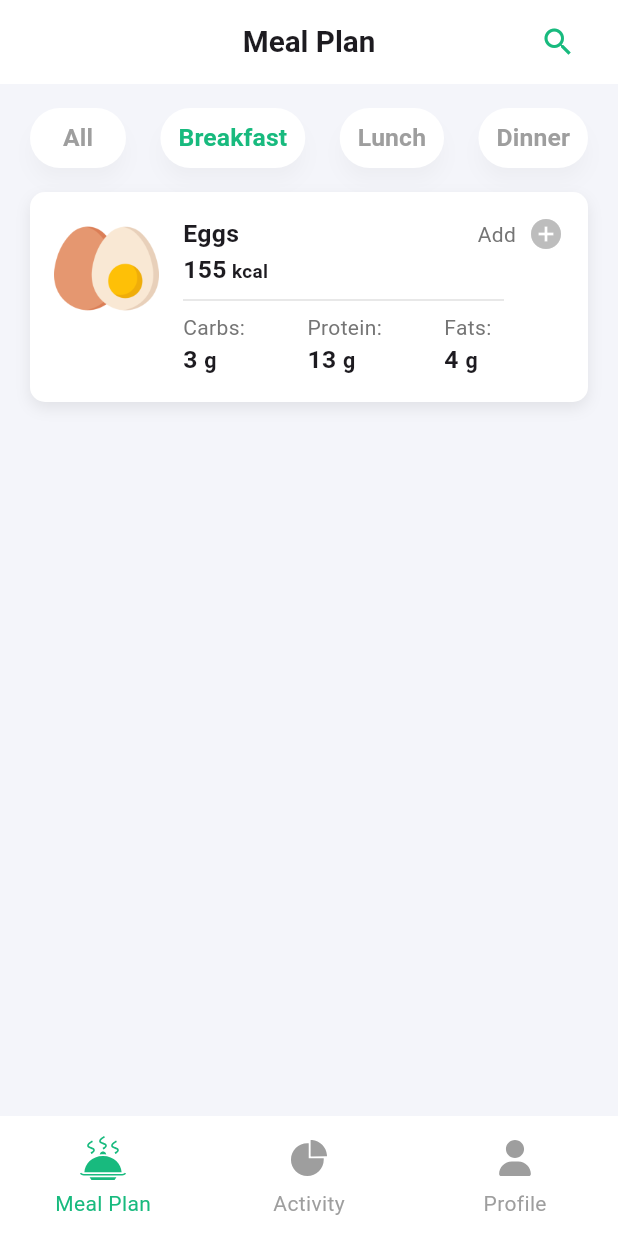
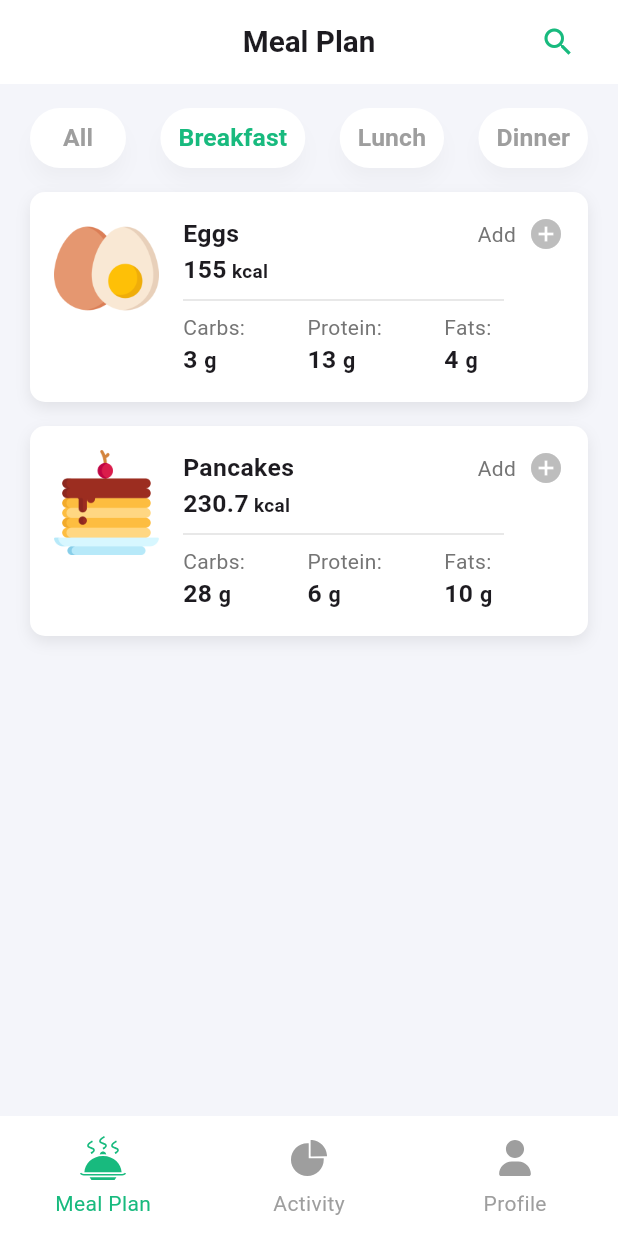
Before and after one commit to developer-ahmed1/nutrotional-tracking-app, a Flutter app: the screen it shows after launch, after a tap on "Breakfast", on a phone screen of 412 x 824 dp. Run offline on Flutter 3.47's test engine with Material 3 defaults, Android fonts, the phone set to English and light mode, and no system bars; our stand-ins replace flutter_bloc, flutter_screenutil, flutter_svg, hive, hive_flutter; accounts and stored records are empty.

Commit message:
edit meals data

```diff
--- a/lib/presentation/views/meal_plan_list_view.dart
+++ b/lib/presentation/views/meal_plan_list_view.dart
@@ -54,6 +54,15 @@ class _MealPlanListViewState extends State<MealPlanListView> {
       fatQuantity: 4,
       category: 'Breakfast',
     ),
+    MealModel(
+      title: "Pancakes",
+      image: AssetsData.pancakes,
+      caloriesQuantity: 230.7,
+      carbsQuantity: 28,
+      proteinQuantity: 6,
+      fatQuantity: 10,
+      category: 'Breakfast',
+    ),
   ];
 
   List<MealModel> get filteredMeals {
```
